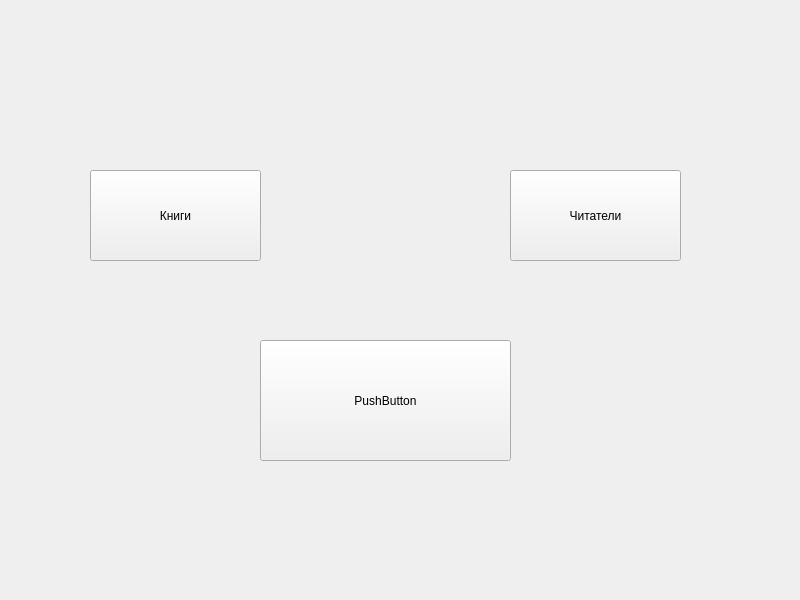
The window that ui/mainwindow.ui (minmaxv/leti_library_qt) describes before a commit, drawn with Qt 5.
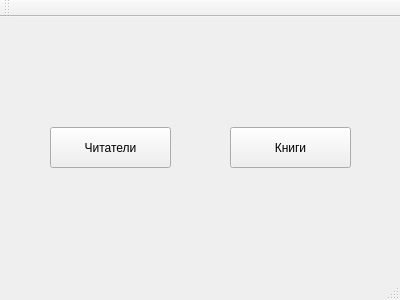
The same window after the commit.

Diff of the .ui file:
```diff
--- a/ui/mainwindow.ui
+++ b/ui/mainwindow.ui
@@ -6,64 +6,79 @@
    <rect>
     <x>0</x>
     <y>0</y>
-    <width>800</width>
-    <height>600</height>
+    <width>400</width>
+    <height>300</height>
    </rect>
   </property>
   <property name="windowTitle">
    <string>MainWindow</string>
   </property>
-  <widget class="QWidget" name="centralwidget">
-   <widget class="QPushButton" name="pushButton">
+  <widget class="QWidget" name="centralWidget">
+   <widget class="QStackedWidget" name="stackedWidget">
     <property name="geometry">
      <rect>
-      <x>90</x>
-      <y>170</y>
-      <width>171</width>
-      <height>91</height>
+      <x>0</x>
+      <y>0</y>
+      <width>401</width>
+      <height>221</height>
      </rect>
     </property>
-    <property name="text">
-     <string>Книги</string>
+    <property name="currentIndex">
+     <number>0</number>
     </property>
-   </widget>
-   <widget class="QPushButton" name="pushButton_readers">
+    <widget class="QWidget" name="page">
+     <widget class="QPushButton" name="readers_button">
     <property name="geometry">
      <rect>
-      <x>510</x>
-      <y>170</y>
-      <width>171</width>
-      <height>91</height>
+        <x>50</x>
+        <y>110</y>
+        <width>121</width>
+        <height>41</height>
      </rect>
     </property>
     <property name="text">
      <string>Читатели</string>
     </property>
    </widget>
-   <widget class="QPushButton" name="pushButton_3">
+     <widget class="QPushButton" name="books_button">
     <property name="geometry">
      <rect>
-      <x>260</x>
-      <y>340</y>
-      <width>251</width>
-      <height>121</height>
+        <x>230</x>
+        <y>110</y>
+        <width>121</width>
+        <height>41</height>
      </rect>
     </property>
     <property name="text">
-     <string>PushButton</string>
-    </property>
-   </widget>
-  <widget class="QWidget" name="centralwidget"/>
+       <string>Книги</string>
+      </property>
+     </widget>
+    </widget>
+    <widget class="QWidget" name="page_2"/>
+    <widget class="QWidget" name="page_3"/>
+   </widget>
+  </widget>
+  <widget class="QMenuBar" name="menuBar">
    <property name="geometry">
     <rect>
      <x>0</x>
      <y>0</y>
-     <width>800</width>
+     <width>400</width>
      <height>26</height>
     </rect>
    </property>
   </widget>
- </widget>
+  <widget class="QToolBar" name="mainToolBar">
+   <attribute name="toolBarArea">
+    <enum>TopToolBarArea</enum>
+   </attribute>
+   <attribute name="toolBarBreak">
+    <bool>false</bool>
+   </attribute>
+  </widget>
+  <widget class="QStatusBar" name="statusBar"/>
+ </widget>
+ <layoutdefault spacing="6" margin="11"/>
  <resources/>
  <connections/>
 </ui>
```
Lines whose indentation alone changed are shown as unchanged.
